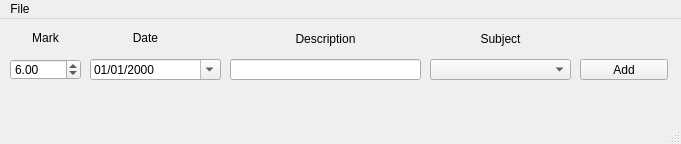
The window that sources/addMK.ui (ice-bit/registro) describes before a commit, drawn with Qt 5.
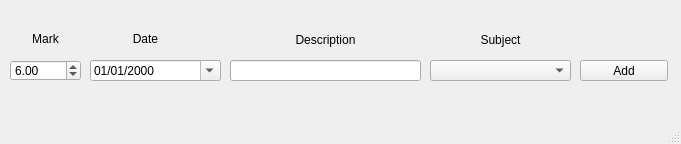
The same window after the commit. Icons and pictures are not drawn.

The edit to the form file:
```diff
--- a/sources/addMK.ui
+++ b/sources/addMK.ui
@@ -22,7 +22,7 @@
     <property name="geometry">
      <rect>
       <x>230</x>
-      <y>40</y>
+      <y>60</y>
       <width>191</width>
       <height>21</height>
      </rect>
@@ -32,7 +32,7 @@
     <property name="geometry">
      <rect>
       <x>580</x>
-      <y>40</y>
+      <y>60</y>
       <width>88</width>
       <height>21</height>
      </rect>
@@ -45,7 +45,7 @@
     <property name="geometry">
      <rect>
       <x>430</x>
-      <y>40</y>
+      <y>60</y>
       <width>141</width>
       <height>21</height>
      </rect>
@@ -55,7 +55,7 @@
     <property name="geometry">
      <rect>
       <x>20</x>
-      <y>10</y>
+      <y>30</y>
       <width>51</width>
       <height>18</height>
      </rect>
@@ -71,7 +71,7 @@
     <property name="geometry">
      <rect>
       <x>90</x>
-      <y>10</y>
+      <y>30</y>
       <width>111</width>
       <height>18</height>
      </rect>
@@ -87,7 +87,7 @@
     <property name="geometry">
      <rect>
       <x>230</x>
-      <y>10</y>
+      <y>30</y>
       <width>191</width>
       <height>20</height>
      </rect>
@@ -103,7 +103,7 @@
     <property name="geometry">
      <rect>
       <x>430</x>
-      <y>10</y>
+      <y>30</y>
       <width>141</width>
       <height>20</height>
      </rect>
@@ -119,7 +119,7 @@
     <property name="geometry">
      <rect>
       <x>90</x>
-      <y>40</y>
+      <y>60</y>
       <width>131</width>
       <height>21</height>
      </rect>
@@ -135,7 +135,7 @@
     <property name="geometry">
      <rect>
       <x>10</x>
-      <y>70</y>
+      <y>90</y>
       <width>661</width>
       <height>20</height>
      </rect>
@@ -151,7 +151,7 @@
     <property name="geometry">
      <rect>
       <x>10</x>
-      <y>40</y>
+      <y>60</y>
       <width>71</width>
       <height>21</height>
      </rect>
@@ -167,23 +167,6 @@
     </property>
    </widget>
   </widget>
-  <widget class="QMenuBar" name="menubar">
-   <property name="geometry">
-    <rect>
-     <x>0</x>
-     <y>0</y>
-     <width>681</width>
-     <height>30</height>
-    </rect>
-   </property>
-   <widget class="QMenu" name="menuFile">
-    <property name="title">
-     <string>File</string>
-    </property>
-    <addaction name="actionRefresh"/>
-   </widget>
-   <addaction name="menuFile"/>
-  </widget>
   <widget class="QStatusBar" name="statusbar"/>
   <action name="actionRefresh">
    <property name="text">
```
